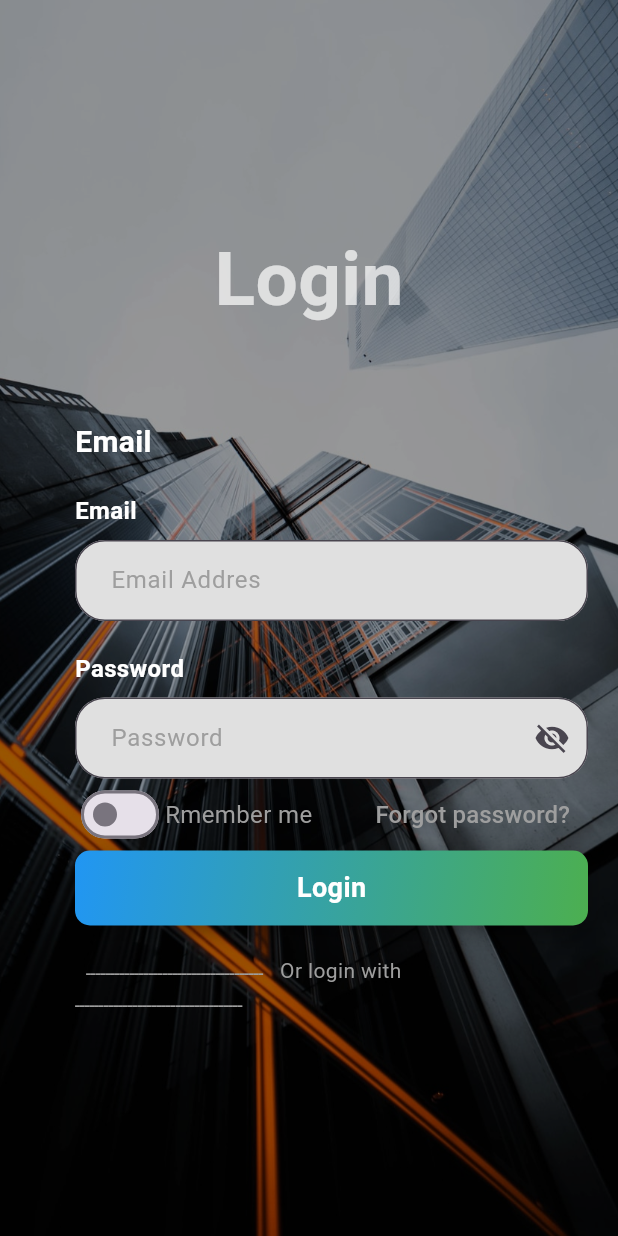
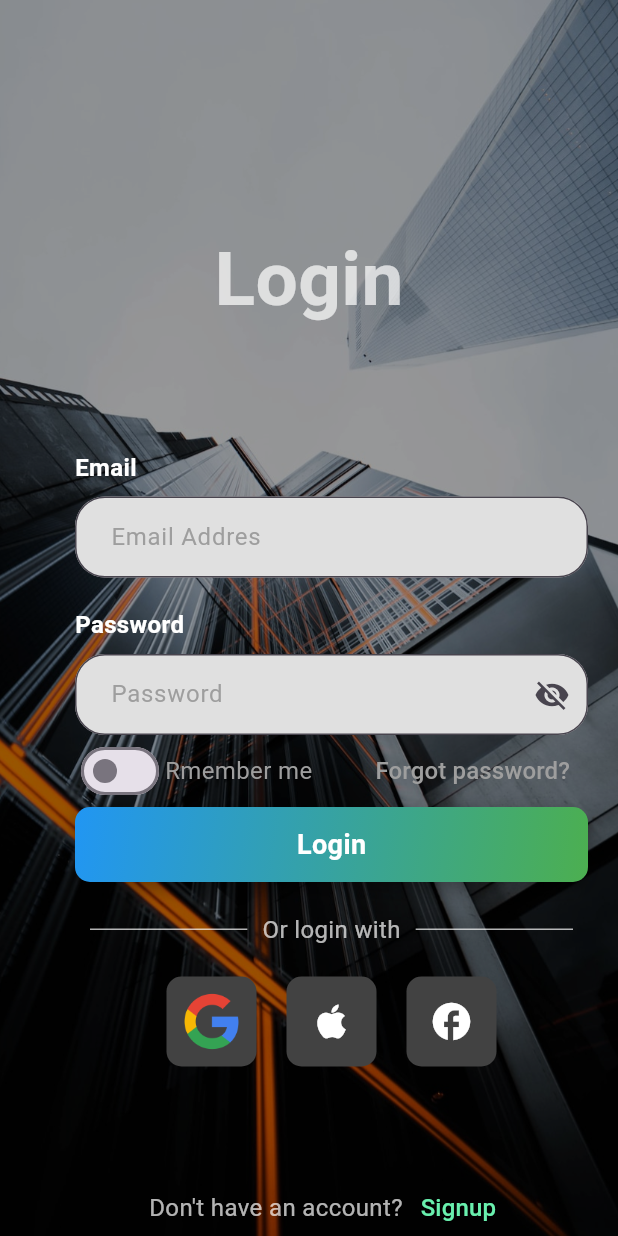
Before and after one commit to mofadel97/LoginAPP, a Flutter app: the screen it shows after launch, on a phone screen of 412 x 824 dp. Run offline on Flutter 3.47's test engine with Material 3 defaults, Android fonts, the phone set to English and light mode, and no system bars.

Commit message:
تحديث المشروع وإضافة تحسينات جديدة

```diff
--- a/lib/auth/login_screen.dart
+++ b/lib/auth/login_screen.dart
@@ -1,6 +1,7 @@
 import 'package:flutter/material.dart';
 import 'package:login_app/Customs/Costuombutom.dart';
 import 'package:login_app/Customs/custom_textformfield.dart';
+import 'package:login_app/utils/Component.dart';
 import 'package:login_app/utils/assets_manager.dart';
 
 class LoginScreen extends StatefulWidget {
@@ -49,14 +50,6 @@ class _LoginScreenState extends State<LoginScreen> {
             child: Column(
               crossAxisAlignment: CrossAxisAlignment.start,
               children: [
-                Text(
-                  "Email",
-                  style: TextStyle(
-                    fontSize: 20,
-                    fontWeight: FontWeight.bold,
-                    color: Colors.white,
-                  ),
-                ),
                 SizedBox(
                   height: 20,
                 ),
@@ -96,18 +89,82 @@ class _LoginScreenState extends State<LoginScreen> {
                 SizedBox(
                   height: 20,
                 ),
-                Text(
-                  "  ـــــــــــــــــــــــــــــــــــــ   Or login with    ـــــــــــــــــــــــــــــــــــ",
-                  style: TextStyle(
-                    color: Colors.grey,
-                  ),
-                ),
-                // Container(
-                //     child: Positioned(
-                //   width: 70,
-                //   height: 70,
-                //   child: Image.asset("Icon.png"),
-                // ))
+                //
+                Column(
+                  mainAxisAlignment: MainAxisAlignment.center,
+                  children: [
+                    // النص مع الخطوط الجانبية
+                    Row(
+                      children: [
+                        Expanded(
+                          child: Divider(
+                            color: Colors.white70,
+                            thickness: 1,
+                            indent: 10,
+                            endIndent: 10,
+                          ),
+                        ),
+                        const Text(
+                          "Or login with",
+                          style: TextStyle(
+                            color: Colors.white70,
+                            fontSize: 16,
+                          ),
+                        ),
+                        Expanded(
+                          child: Divider(
+                            color: Colors.white70,
+                            thickness: 1,
+                            indent: 10,
+                            endIndent: 10,
+                          ),
+                        ),
+                      ],
+                    ),
+                    const SizedBox(height: 20),
+                    // الأزرار الثلاثة
+                    Row(
+                      mainAxisAlignment: MainAxisAlignment.center,
+                      children: [
+                        Container(
+                          decoration: BoxDecoration(
+                            color: Colors.grey[800], // لون الخلفية
+                            borderRadius:
+                                BorderRadius.circular(10), // الحواف مستديرة
+                          ),
+                          child: Image.asset(
+                            'assets/7123025_logo_google_g_icon.png',
+                            width: 60,
+                            height: 60,
+                          ),
+                        ),
+                        const SizedBox(width: 20),
+                        SocialButton(icon: Icons.apple), // زر Apple
+                        const SizedBox(width: 20),
+                        SocialButton(icon: Icons.facebook), // زر Facebook
+                      ],
+                    ),
+                    const SizedBox(height: 70),
+                    // النص السفلي لتسجيل حساب
+                    Row(
+                      mainAxisAlignment: MainAxisAlignment.center,
+                      children: [
+                        const Text(
+                          "Don't have an account?",
+                          style: TextStyle(color: Colors.white70, fontSize: 16),
+                        ),
+                        TextButton(
+                          onPressed: () {},
+                          child: const Text(
+                            "Signup",
+                            style: TextStyle(
+                                color: Colors.greenAccent, fontSize: 16),
+                          ),
+                        ),
+                      ],
+                    ),
+                  ],
+                )
               ],
             ),
           ),
--- a/lib/main.dart
+++ b/lib/main.dart
@@ -13,9 +13,6 @@ class loginApp extends StatelessWidget {
     return MaterialApp(
       debugShowCheckedModeBanner: false,
       home: SplashScreen(),
-      // routes: {
-      //   "SplashScreen": (context) => SplashScreen(),
-      // });
     );
   }
 }
--- /dev/null
+++ b/lib/utils/Component.dart
@@ -0,0 +1,24 @@
+import 'package:flutter/material.dart';
+
+class SocialButton extends StatelessWidget {
+  final IconData icon;
+
+  const SocialButton({required this.icon, Key? key}) : super(key: key);
+
+  @override
+  Widget build(BuildContext context) {
+    return Container(
+      width: 60,
+      height: 60,
+      decoration: BoxDecoration(
+        color: Colors.grey[800], // لون الخلفية
+        borderRadius: BorderRadius.circular(10), // الحواف مستديرة
+      ),
+      child: Icon(
+        icon,
+        color: Colors.white,
+        size: 30,
+      ),
+    );
+  }
+}
--- a/lib/utils/assets_manager.dart
+++ b/lib/utils/assets_manager.dart
@@ -1,4 +1,5 @@
-class AssetsManager{
+
+class AssetsManager {
   static const String splashImage = 'assets/image.png';
   static const String loginImage = 'assets/image.png';
 }
```
Also changed, not shown: lib/Customs/Costuombutom.dart (+7 -1 lines), lib/auth/signup_screen.dart (+167 -0 lines), assets/7123025_logo_google_g_icon.png (added).
